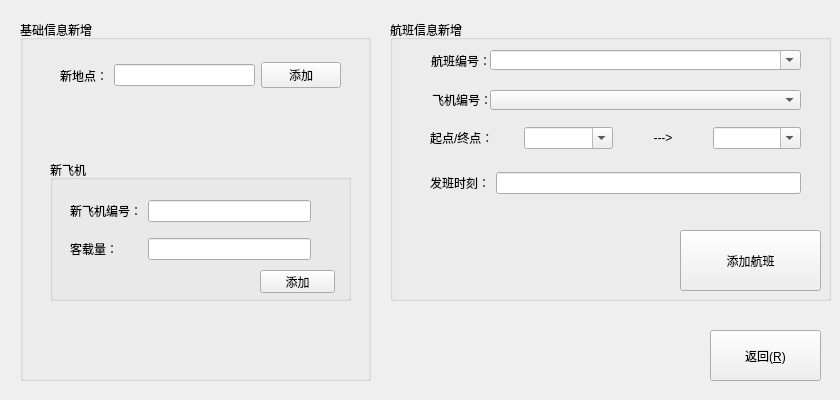
Before: the Qt Designer form src/UI/widgets/informationloggerwidget.ui in 3944Realms/AirLife, drawn with Qt 5.
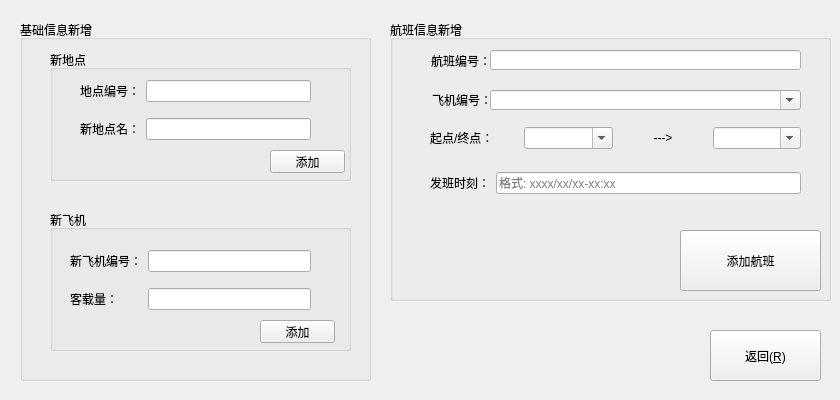
After: the same form once the commit is applied. Icons and pictures are not drawn.

What changed in the file:
```diff
--- a/src/UI/widgets/informationloggerwidget.ui
+++ b/src/UI/widgets/informationloggerwidget.ui
@@ -45,7 +45,7 @@
     <property name="geometry">
      <rect>
       <x>30</x>
-      <y>140</y>
+      <y>190</y>
       <width>301</width>
       <height>141</height>
      </rect>
@@ -99,34 +99,63 @@
      </layout>
     </widget>
    </widget>
-   <widget class="QWidget" name="horizontalLayoutWidget">
+   <widget class="QGroupBox" name="airLifeAddNewAreaGroupBox">
     <property name="geometry">
      <rect>
-      <x>40</x>
+      <x>30</x>
       <y>30</y>
-      <width>281</width>
-      <height>51</height>
+      <width>301</width>
+      <height>131</height>
      </rect>
     </property>
-    <layout class="QHBoxLayout" name="horizontalLayout">
-     <item>
-      <widget class="QLabel" name="airLifeAddNewAreasLabel">
-       <property name="text">
-        <string>新地点：</string>
-       </property>
-      </widget>
-     </item>
-     <item>
-      <widget class="QLineEdit" name="airLifeAddNewAreasLineEdit"/>
-     </item>
-     <item>
-      <widget class="QPushButton" name="airLifeAddNewAreasPushButton">
-       <property name="text">
-        <string>添加</string>
-       </property>
-      </widget>
-     </item>
-    </layout>
+    <property name="title">
+     <string>新地点</string>
+    </property>
+    <widget class="QWidget" name="gridLayoutWidget_2">
+     <property name="geometry">
+      <rect>
+       <x>30</x>
+       <y>20</y>
+       <width>231</width>
+       <height>80</height>
+      </rect>
+     </property>
+     <layout class="QGridLayout" name="gridLayout_2">
+      <item row="0" column="0">
+       <widget class="QLabel" name="airLifeAddNewAreaUUIDLabel">
+        <property name="text">
+         <string>地点编号：</string>
+        </property>
+       </widget>
+      </item>
+      <item row="0" column="1">
+       <widget class="QLineEdit" name="airLifeAddNewAreaUUIDLineEdit"/>
+      </item>
+      <item row="1" column="0">
+       <widget class="QLabel" name="airLifeAddNewAreaNameLabel">
+        <property name="text">
+         <string>新地点名：</string>
+        </property>
+       </widget>
+      </item>
+      <item row="1" column="1">
+       <widget class="QLineEdit" name="airLifeAddNewAreaNameLineEdit"/>
+      </item>
+     </layout>
+    </widget>
+    <widget class="QPushButton" name="airLifeAddNewAreasPushButton">
+     <property name="geometry">
+      <rect>
+       <x>220</x>
+       <y>100</y>
+       <width>75</width>
+       <height>23</height>
+      </rect>
+     </property>
+     <property name="text">
+      <string>添加</string>
+     </property>
+    </widget>
    </widget>
   </widget>
   <widget class="QGroupBox" name="airLifeFlightGroupBox">
@@ -157,19 +186,6 @@
      <set>Qt::AlignRight|Qt::AlignTrailing|Qt::AlignVCenter</set>
     </property>
    </widget>
-   <widget class="QComboBox" name="airLifeFlightComboBox">
-    <property name="geometry">
-     <rect>
-      <x>100</x>
-      <y>30</y>
-      <width>311</width>
-      <height>20</height>
-     </rect>
-    </property>
-    <property name="editable">
-     <bool>true</bool>
-    </property>
-   </widget>
    <widget class="QLabel" name="airLifeAirplaneUUIDLabel">
     <property name="geometry">
      <rect>
@@ -192,6 +208,12 @@
       <height>20</height>
      </rect>
     </property>
+    <property name="editable">
+     <bool>true</bool>
+    </property>
+    <property name="frame">
+     <bool>true</bool>
+    </property>
    </widget>
    <widget class="QPushButton" name="airLifeAddNewFlightPushButton">
     <property name="geometry">
@@ -268,12 +290,25 @@
          <property name="readOnly">
           <bool>false</bool>
          </property>
+         <property name="placeholderText">
+          <string>格式: xxxx/xx/xx-xx:xx</string>
+         </property>
         </widget>
        </item>
       </layout>
      </item>
     </layout>
    </widget>
+   <widget class="QLineEdit" name="airLifeFlightLineEdit">
+    <property name="geometry">
+     <rect>
+      <x>100</x>
+      <y>30</y>
+      <width>311</width>
+      <height>20</height>
+     </rect>
+    </property>
+   </widget>
   </widget>
   <widget class="QPushButton" name="airLifeBackPushButton">
    <property name="geometry">
```
